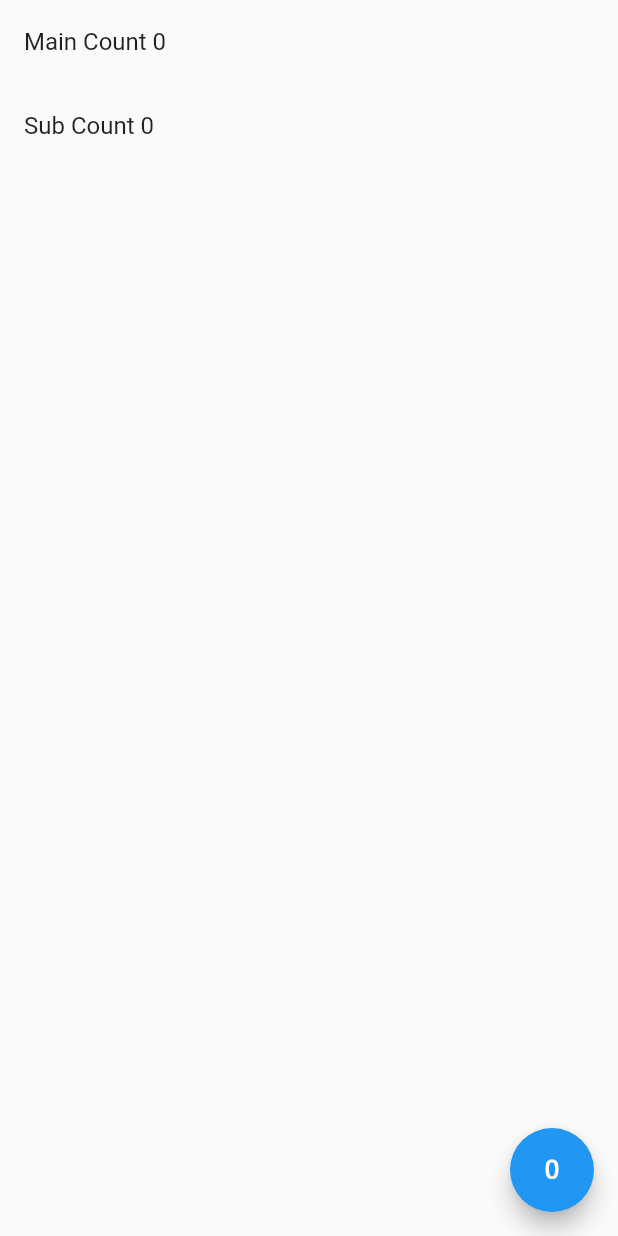
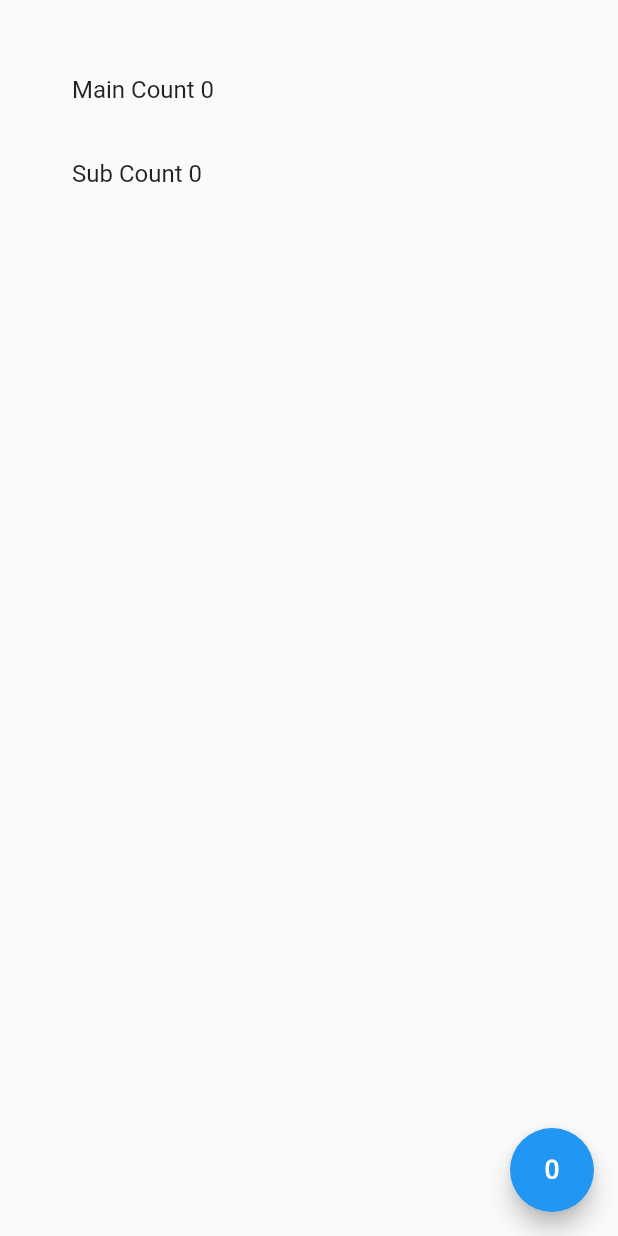
Before and after one commit to hiroshu-diary/riverpod_sample, a Flutter app: the screen it shows after launch, on a phone screen of 412 x 824 dp. Run offline on Flutter 3.47's test engine with Material 2 defaults, Android fonts, the phone set to English and light mode, and no system bars; our stand-ins replace freezed_annotation, gap, hooks_riverpod.

Commit message:
UI修正

```diff
--- a/lib/mvvm/home_page.dart
+++ b/lib/mvvm/home_page.dart
@@ -10,7 +10,9 @@ class HomePage extends ConsumerWidget {
     final pageState = ref.watch(homePageNotifierProvider);
     final pageNotifier = ref.watch(homePageNotifierProvider.notifier);
     return Scaffold(
-      body: ListView(
+      body: Center(
+        child: ListView(
+          padding: const EdgeInsets.all(32),
           children: [
             ListTile(
               title: Text('Main Count ${pageState.mainCount}'),
@@ -22,6 +24,7 @@ class HomePage extends ConsumerWidget {
             ),
           ],
         ),
+      ),
       floatingActionButton: FloatingActionButton(
         onPressed: pageNotifier.resetAllCount,
         child: const Icon(Icons.exposure_zero),
```
Lines whose indentation alone changed are shown as unchanged.
